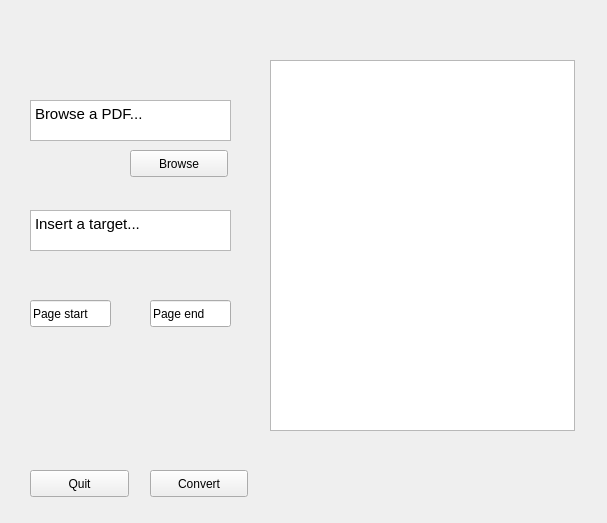
Above: Code/fileopener.ui from acobus/PDF2TeX before the change. Below: the same form after it.
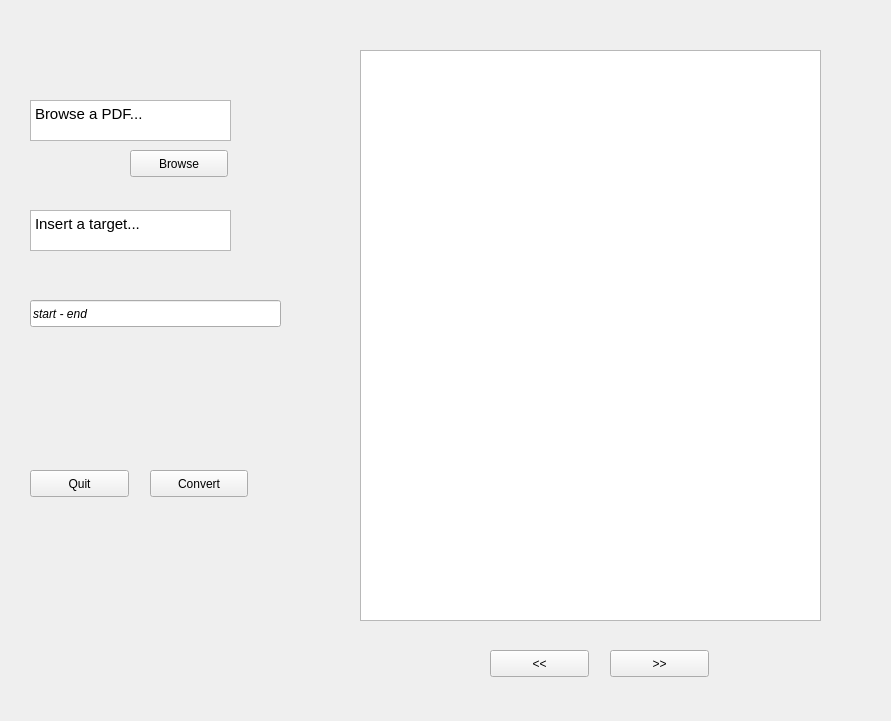
That is the form after the change.

Patch:
```diff
--- a/Code/fileopener.ui
+++ b/Code/fileopener.ui
@@ -6,8 +6,8 @@
    <rect>
     <x>0</x>
     <y>0</y>
-    <width>607</width>
-    <height>523</height>
+    <width>891</width>
+    <height>721</height>
    </rect>
   </property>
   <property name="windowTitle">
@@ -89,10 +89,10 @@
   <widget class="QGraphicsView" name="graphicsView">
    <property name="geometry">
     <rect>
-     <x>270</x>
-     <y>60</y>
-     <width>305</width>
-     <height>371</height>
+     <x>360</x>
+     <y>50</y>
+     <width>461</width>
+     <height>571</height>
     </rect>
    </property>
   </widget>
@@ -101,25 +101,43 @@
     <rect>
      <x>30</x>
      <y>300</y>
-     <width>81</width>
+     <width>251</width>
      <height>27</height>
     </rect>
    </property>
+   <property name="font">
+    <font>
+     <italic>true</italic>
+    </font>
+   </property>
    <property name="text">
-    <string>Page start</string>
+    <string>start - end</string>
    </property>
   </widget>
-  <widget class="QLineEdit" name="end_page">
+  <widget class="QPushButton" name="pushButton">
    <property name="geometry">
     <rect>
-     <x>150</x>
-     <y>300</y>
-     <width>81</width>
+     <x>490</x>
+     <y>650</y>
+     <width>99</width>
      <height>27</height>
     </rect>
    </property>
    <property name="text">
-    <string>Page end</string>
+    <string>&lt;&lt;</string>
+   </property>
+  </widget>
+  <widget class="QPushButton" name="next_page">
+   <property name="geometry">
+    <rect>
+     <x>610</x>
+     <y>650</y>
+     <width>99</width>
+     <height>27</height>
+    </rect>
+   </property>
+   <property name="text">
+    <string>&gt;&gt;</string>
    </property>
   </widget>
  </widget>
```
Left out of the diff: 2 changed lines with no effect on the pictures.
